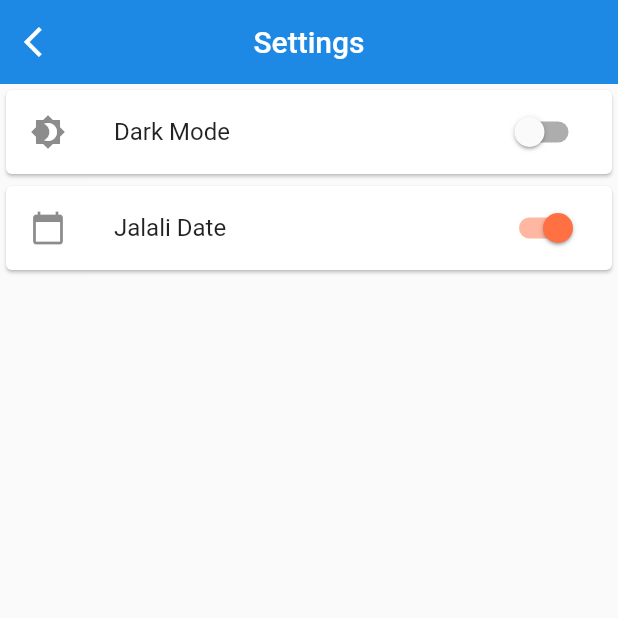
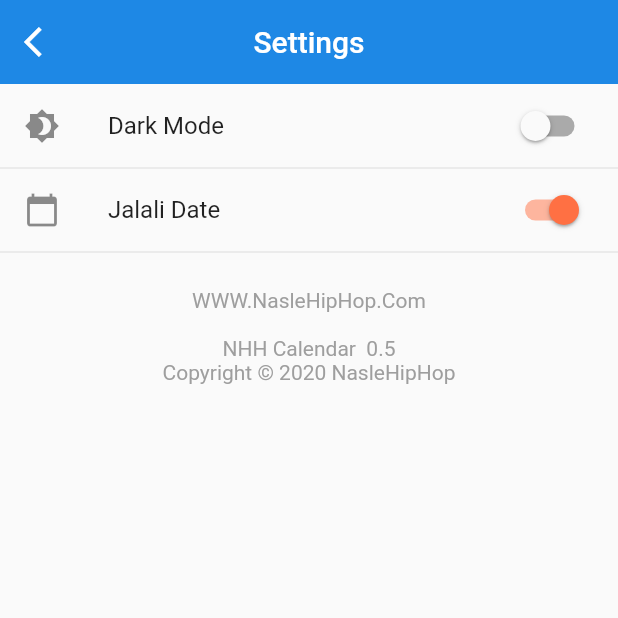
Before and after one commit to TiimmyFTurner/NHH-Calendar, a Flutter app: the SettingPage screen opened directly, on a phone screen of 412 x 824 dp, the top half of it. Run offline on Flutter 3.47's test engine with Material 2 defaults, Android fonts, the phone set to English and light mode, and no system bars; our stand-ins replace line_icons, shamsi_date, shared_preferences, table_calendar; accounts and stored records are empty.

Commit message:
In setting page remove card from listtiles add website link with url_luncher ,add copyright tag

```diff
--- a/lib/pages/setting/setting.dart
+++ b/lib/pages/setting/setting.dart
@@ -1,5 +1,6 @@
 import 'package:flutter/material.dart';
 import 'package:nhh_calendar/providers/providers.dart';
+import 'package:url_launcher/url_launcher.dart';
 
 class SettingPage extends StatelessWidget {
   @override
@@ -13,32 +14,47 @@ class SettingPage extends StatelessWidget {
   ListView _buildSettingBody(context) => ListView(
         physics: BouncingScrollPhysics(),
         children: <Widget>[
-          Card(
-            child: ListTile(
+          ListTile(
             leading: Icon(Icons.brightness_4),
             title: Text('Dark Mode'),
             trailing: Switch(
               activeColor: Theme.of(context).accentColor,
               value: Provider.of<Settings>(context).darkMode,
               onChanged: (value) =>
-                    Provider.of<Settings>(context, listen: false)
-                        .switchDarkMode = value,
+                  Provider.of<Settings>(context, listen: false).switchDarkMode =
+                      value,
             ),
           ),
-          ),
-          Card(
-            child: ListTile(
+          Divider(height: 0),
+          ListTile(
             leading: Icon(Icons.calendar_today),
             title: Text('Jalali Date'),
             trailing: Switch(
               activeColor: Theme.of(context).accentColor,
               value: Provider.of<Settings>(context).showJalaliDate,
               onChanged: (value) =>
-                    Provider.of<Settings>(context, listen: false)
-                        .showJalaliDate = value,
+                  Provider.of<Settings>(context, listen: false).showJalaliDate =
+                      value,
             ),
           ),
+          Divider(height: 0),
+          SizedBox(height: 24),
+          Center(
+            child: InkWell(
+              child: Text(
+                "WWW.NasleHipHop.Com",
+                style: TextStyle(color: Colors.grey),
               ),
+              onTap: _launchURL,
+            ),
+          ),
+          Center(
+            child: Text(
+              "\nNHH Calendar  0.5\nCopyright \u00a9 2020 NasleHipHop",
+              textAlign: TextAlign.center,
+              style: TextStyle(color: Colors.grey),
+            ),
+          )
         ],
       );
 
@@ -51,4 +67,13 @@ class SettingPage extends StatelessWidget {
         ),
         centerTitle: true,
       );
+
+  _launchURL() async {
+    const url = 'https://naslehiphop.com';
+    if (await canLaunch(url)) {
+      await launch(url);
+    } else {
+      throw 'Could not launch $url';
     }
+  }
+}
--- a/pubspec.yaml
+++ b/pubspec.yaml
@@ -33,6 +33,8 @@ dependencies:
   shamsi_date: ^0.6.3
 
   shared_preferences: ^0.5.6+3
+
+  url_launcher: ^5.4.2
 
 dev_dependencies:
   flutter_test:
```
Also changed, not shown: pubspec.lock, 1 other file. Lines whose indentation alone changed are shown as unchanged.
